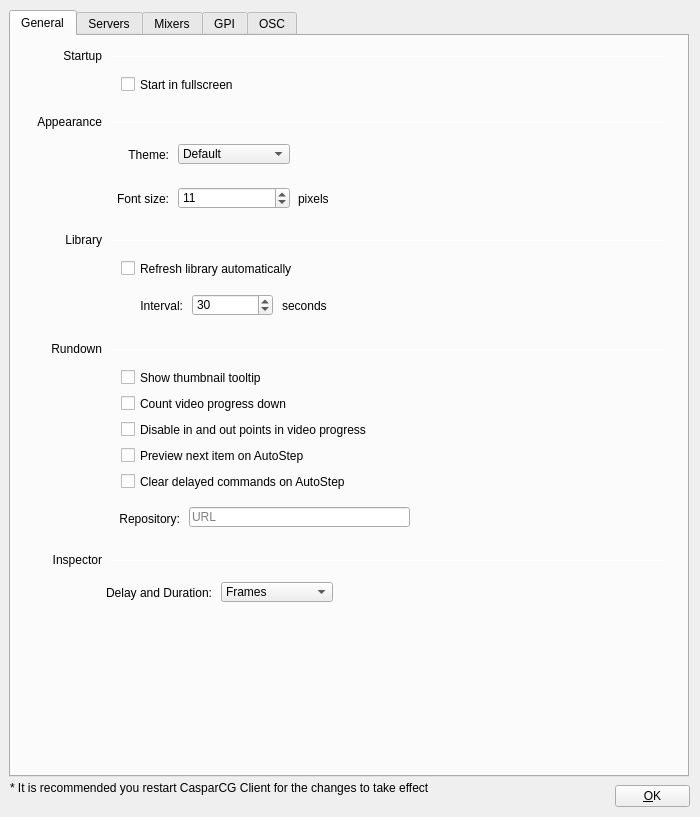
Before: the Qt Designer form src/Widgets/SettingsDialog.ui in CasparCG/client, drawn with Qt 5.
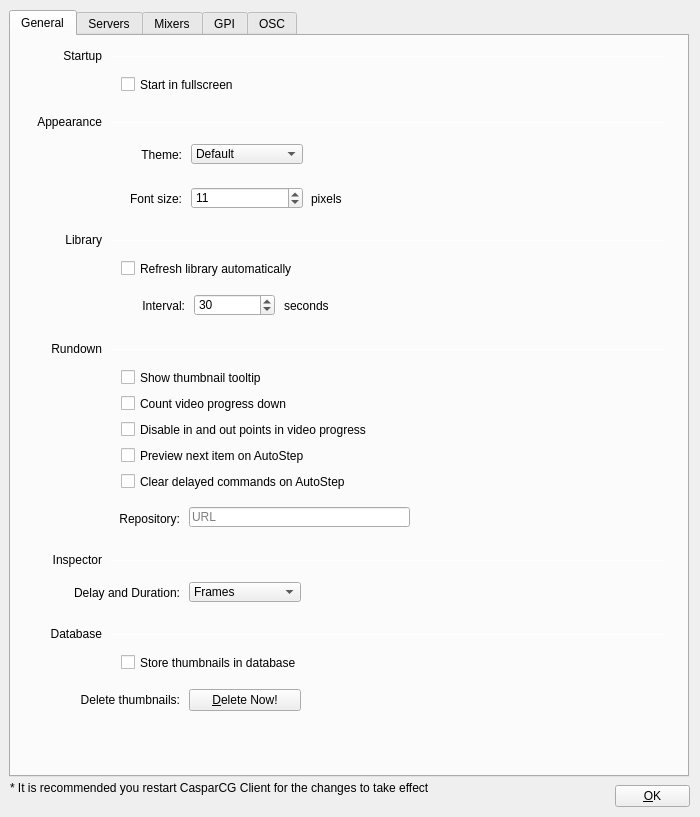
After: the same form once the commit is applied.

Diff of the .ui file:
```diff
--- a/src/Widgets/SettingsDialog.ui
+++ b/src/Widgets/SettingsDialog.ui
@@ -76,7 +76,7 @@
     <widget class="QLabel" name="labelInterval">
      <property name="geometry">
       <rect>
-       <x>111</x>
+       <x>113</x>
        <y>260</y>
        <width>61</width>
        <height>20</height>
@@ -92,7 +92,7 @@
     <widget class="QSpinBox" name="spinBoxRefreshInterval">
      <property name="geometry">
       <rect>
-       <x>181</x>
+       <x>183</x>
        <y>258</y>
        <width>81</width>
        <height>22</height>
@@ -108,7 +108,7 @@
     <widget class="QLabel" name="labelSeconds">
      <property name="geometry">
       <rect>
-       <x>271</x>
+       <x>273</x>
        <y>262</y>
        <width>62</width>
        <height>16</height>
@@ -121,7 +121,7 @@
     <widget class="QSpinBox" name="spinBoxFontSize">
      <property name="geometry">
       <rect>
-       <x>167</x>
+       <x>180</x>
        <y>151</y>
        <width>112</width>
        <height>22</height>
@@ -163,7 +163,7 @@
     <widget class="QLabel" name="labelFontSize">
      <property name="geometry">
       <rect>
-       <x>87</x>
+       <x>100</x>
        <y>155</y>
        <width>71</width>
        <height>16</height>
@@ -179,7 +179,7 @@
     <widget class="QLabel" name="labelPixels">
      <property name="geometry">
       <rect>
-       <x>287</x>
+       <x>300</x>
        <y>155</y>
        <width>62</width>
        <height>16</height>
@@ -359,7 +359,7 @@
     <widget class="QComboBox" name="comboBoxDelayType">
      <property name="geometry">
       <rect>
-       <x>210</x>
+       <x>178</x>
        <y>546</y>
        <width>112</width>
        <height>20</height>
@@ -385,7 +385,7 @@
     <widget class="QLabel" name="labelDelay">
      <property name="geometry">
       <rect>
-       <x>60</x>
+       <x>28</x>
        <y>547</y>
        <width>141</width>
        <height>20</height>
@@ -401,7 +401,7 @@
     <widget class="QLabel" name="labelTheme">
      <property name="geometry">
       <rect>
-       <x>77</x>
+       <x>90</x>
        <y>109</y>
        <width>81</width>
        <height>20</height>
@@ -417,7 +417,7 @@
     <widget class="QComboBox" name="comboBoxTheme">
      <property name="geometry">
       <rect>
-       <x>167</x>
+       <x>180</x>
        <y>108</y>
        <width>112</width>
        <height>20</height>
@@ -504,6 +504,83 @@
       <string>Clear delayed commands on AutoStep</string>
      </property>
     </widget>
+    <widget class="Line" name="lineDatabase">
+     <property name="geometry">
+      <rect>
+       <x>100</x>
+       <y>598</y>
+       <width>555</width>
+       <height>1</height>
+      </rect>
+     </property>
+     <property name="orientation">
+      <enum>Qt::Horizontal</enum>
+     </property>
+    </widget>
+    <widget class="QLabel" name="labelDelay_2">
+     <property name="geometry">
+      <rect>
+       <x>28</x>
+       <y>654</y>
+       <width>141</width>
+       <height>20</height>
+      </rect>
+     </property>
+     <property name="text">
+      <string>Delete thumbnails:</string>
+     </property>
+     <property name="alignment">
+      <set>Qt::AlignRight|Qt::AlignTrailing|Qt::AlignVCenter</set>
+     </property>
+    </widget>
+    <widget class="QLabel" name="labelInspector_2">
+     <property name="geometry">
+      <rect>
+       <x>10</x>
+       <y>590</y>
+       <width>81</width>
+       <height>16</height>
+      </rect>
+     </property>
+     <property name="text">
+      <string>Database</string>
+     </property>
+     <property name="alignment">
+      <set>Qt::AlignRight|Qt::AlignTrailing|Qt::AlignVCenter</set>
+     </property>
+    </widget>
+    <widget class="QPushButton" name="pushButtonDeleteThumbnails">
+     <property name="geometry">
+      <rect>
+       <x>178</x>
+       <y>653</y>
+       <width>112</width>
+       <height>22</height>
+      </rect>
+     </property>
+     <property name="focusPolicy">
+      <enum>Qt::NoFocus</enum>
+     </property>
+     <property name="text">
+      <string>&amp;Delete Now!</string>
+     </property>
+    </widget>
+    <widget class="QCheckBox" name="checkBoxStoreThumbnailsInDatabase">
+     <property name="geometry">
+      <rect>
+       <x>110</x>
+       <y>618</y>
+       <width>291</width>
+       <height>17</height>
+      </rect>
+     </property>
+     <property name="focusPolicy">
+      <enum>Qt::NoFocus</enum>
+     </property>
+     <property name="text">
+      <string>Store thumbnails in database</string>
+     </property>
+    </widget>
    </widget>
    <widget class="QWidget" name="tabDevices">
     <attribute name="title">
```
Left out of the diff: 38 changed lines with no effect on the pictures.
